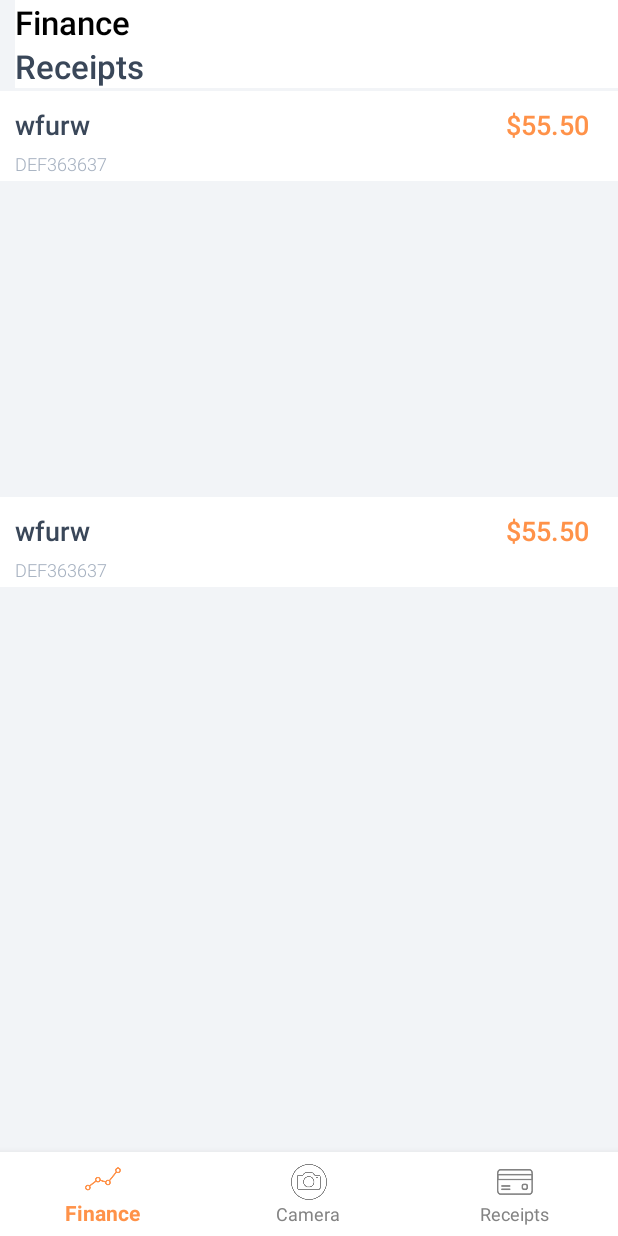
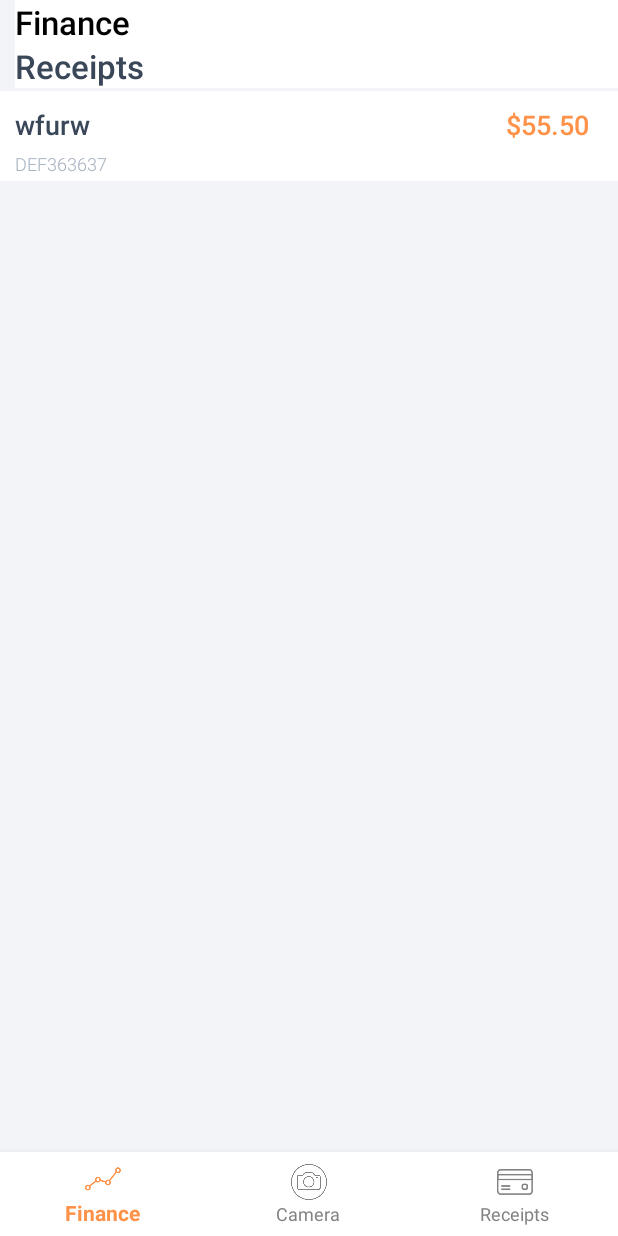
Before and after one commit to omnifarter/DigitalReceipts, an Android app: the fragment receiptFragment placed in its activity, on a phone screen of 412 x 824 dp. Run offline under Robolectric (Android 15) with nearby library versions, the phone set to English and light mode, and no system bars; our stand-ins replace Room's generated code; libraries missing offline, so code that uses them is left out: com.razerdp.widget; plain views replace AnimatedPieView; 11 statements that could not run were skipped.

```diff
--- a/app/src/main/java/com/example/digitalreceipts/Billsplit/ItemRecycleAdapter.java
+++ b/app/src/main/java/com/example/digitalreceipts/Billsplit/ItemRecycleAdapter.java
@@ -54,7 +54,6 @@ public class ItemRecycleAdapter extends RecyclerView.Adapter<ItemRecycleAdapter.
             @Override
             public void valueChanged(int value, ActionEnum action) {
                 holder.itemnumber.setText(Integer.toString(value));
-                Toast.makeText(context, name.get(position_name), Toast.LENGTH_LONG).show();
                 item_quantity.put(listofNames.get(position).getItemName(),value);
                 System.out.println(item_quantity.toString());
             }
--- a/app/src/main/java/com/example/digitalreceipts/Contacts/ContactsActivity.java
+++ b/app/src/main/java/com/example/digitalreceipts/Contacts/ContactsActivity.java
@@ -41,6 +41,7 @@ public class ContactsActivity extends AppCompatActivity {
     protected void onCreate(Bundle savedInstanceState) {
         names = new ArrayList<>();
         names.add("Myself");
+        numbers.add("my number");
         super.onCreate(savedInstanceState);
         setContentView(R.layout.activity_contacts);
         l1 = findViewById(R.id.list_of_contacts);
--- /dev/null
+++ b/app/src/main/java/com/example/digitalreceipts/Finance/FinanceAdapter.java
@@ -0,0 +1,100 @@
+package com.example.digitalreceipts.Finance;
+
+import android.annotation.SuppressLint;
+import android.view.LayoutInflater;
+import android.view.View;
+import android.view.ViewGroup;
+import android.widget.TextView;
+
+import androidx.annotation.NonNull;
+import androidx.cardview.widget.CardView;
+import androidx.recyclerview.widget.RecyclerView;
+
+import com.example.digitalreceipts.MainActivity.ReceiptsRoom;
+import com.example.digitalreceipts.R;
+
+import java.util.ArrayList;
+import java.util.List;
+
+public class FinanceAdapter extends RecyclerView.Adapter<FinanceAdapter.ReceiptHolder> {
+    private List<ReceiptsRoom> receipts = new ArrayList<>();
+    private OnItemClickListener listener;
+
+    @NonNull
+    @Override
+    public ReceiptHolder onCreateViewHolder(@NonNull ViewGroup parent, int viewType) {
+        View itemView = LayoutInflater.from(parent.getContext())
+                .inflate(R.layout.receipt_item, parent, false);
+        return new ReceiptHolder(itemView);
+    }
+
+    @Override
+    public void onBindViewHolder(@NonNull ReceiptHolder holder, int position) {
+
+        ReceiptsRoom currentReceipt = receipts.get(position);
+        if(currentReceipt.is_splitStatus()) {
+            holder.textreceiptNumber.setText(currentReceipt.get_receiptNumber());
+            holder.textcompany.setText(currentReceipt.get_company());
+            //TODO: GET SPLITTED COST
+            holder.texttotalCost.setText(String.format("$%.2f", currentReceipt.get_totalCost()));
+        }
+        else{
+            holder.rootView.setLayoutParams(holder.params);
+        }
+    }
+
+    @Override
+    public int getItemCount() {
+        return receipts.size();
+    }
+
+    public void setReceipts(List<ReceiptsRoom> receipts) {
+        this.receipts = receipts;
+
+        // TODO: Will be changed to a recyclable method
+        notifyDataSetChanged();
+    }
+    // for the damn list
+    public ReceiptsRoom getReceiptAt(int position)
+    {
+        return receipts.get(position);
+    }
+
+    class ReceiptHolder extends RecyclerView.ViewHolder {
+        private TextView textreceiptNumber;
+        private TextView textcompany;
+        private TextView texttotalCost;
+        public CardView.LayoutParams params;
+        public CardView rootView;
+
+        public ReceiptHolder(@NonNull View itemView) {
+            super(itemView);
+            params = new CardView.LayoutParams(0,0);
+            rootView = itemView.findViewById(R.id.cardview_gone);
+            this.textreceiptNumber = itemView.findViewById(R.id.receipt_id);
+            this.textcompany = itemView.findViewById(R.id.company_info);
+            this.texttotalCost = itemView.findViewById(R.id.total_cost);
+
+            itemView.setOnClickListener(new View.OnClickListener() {
+                @Override
+                public void onClick(View v) {
+                    int position = getAdapterPosition();
+                    if (listener != null && position != -1) {
+                        listener.onItemClick(receipts.get(position));
+                    }
+                }
+            });
+        }
+
+
+    }
+
+    public interface OnItemClickListener {
+        void onItemClick(ReceiptsRoom receipts);
+    }
+
+    public void setOnItemClickListener(OnItemClickListener listener) {
+        this.listener = listener;
+    }
+
+}
--- a/app/src/main/java/com/example/digitalreceipts/Finance/FinanceFragment.java
+++ b/app/src/main/java/com/example/digitalreceipts/Finance/FinanceFragment.java
@@ -77,7 +77,7 @@ public class FinanceFragment extends Fragment {
         recyclerViewReceipts.setLayoutManager(new LinearLayoutManager(getContext()));
         recyclerViewReceipts.setHasFixedSize(true);
 
-        final ReceiptAdapter adapter = new ReceiptAdapter();
+        final FinanceAdapter adapter = new FinanceAdapter();
         recyclerViewReceipts.setAdapter(adapter);
 
         // create the object since receiptManager extends from viewmodel
@@ -111,16 +111,21 @@ public class FinanceFragment extends Fragment {
         pieAllData.put("transport",0.0);
         pieAllData.put("misc",0.0);
         for(ReceiptsRoom pieReceiptRoom: pieReceiptRoomList){
-            double receiptCost = pieReceiptRoom.get_totalCost();
-            String expenseType;
-            String tempType = pieReceiptRoom.get_expenseType();
-            switch(tempType) {
-                case "food": expenseType = "food";
-                case "transport": expenseType = "transport";
-                default: expenseType = "misc";
+            if (pieReceiptRoom.is_splitStatus()) {
+                double receiptCost = pieReceiptRoom.get_totalCost();
+                String expenseType;
+                String tempType = pieReceiptRoom.get_expenseType();
+                switch (tempType) {
+                    case "food":
+                        expenseType = "food";
+                    case "transport":
+                        expenseType = "transport";
+                    default:
+                        expenseType = "misc";
+                }
+                pieAllData.put(expenseType, receiptCost + pieAllData.get(expenseType));
+                Log.i("hihi", String.valueOf(pieAllData.get(expenseType)));
             }
-            pieAllData.put(expenseType,receiptCost + pieAllData.get(expenseType));
-            Log.i("hihi",String.valueOf(pieAllData.get(expenseType)));
         }
 
         config.addData(new SimplePieInfo(pieAllData.get("food"),getResources().getColor(R.color.design_default_color_primary_dark),"food"));
@@ -134,7 +139,7 @@ public class FinanceFragment extends Fragment {
         animatedPieView.start();
 
         // This handles click on the cards
-        adapter.setOnItemClickListener(new ReceiptAdapter.OnItemClickListener() {
+        adapter.setOnItemClickListener(new FinanceAdapter.OnItemClickListener() {
             @RequiresApi(api = Build.VERSION_CODES.KITKAT)
             @Override
             // Hands over only the array. Nothing else
--- a/app/src/main/java/com/example/digitalreceipts/MainActivity/receiptFragment.java
+++ b/app/src/main/java/com/example/digitalreceipts/MainActivity/receiptFragment.java
@@ -123,7 +123,10 @@ public class receiptFragment extends Fragment {
                     public void onClick(View view) {
 
                         // TODO modify this to update database of values.
-                        Toast.makeText(getContext(), "receiptFragment is added", Toast.LENGTH_LONG).show();
+                        receipts.set_splitStatus(true);
+                        receiptsManager.update(receipts);
+                        adapter.notifyDataSetChanged();
+                        Toast.makeText(getContext(), "Added to finance!", Toast.LENGTH_SHORT).show();
 
                     }
                 });
--- a/app/src/main/res/layout/receipt_item.xml
+++ b/app/src/main/res/layout/receipt_item.xml
@@ -1,6 +1,7 @@
 <?xml version="1.0" encoding="utf-8"?>
 <androidx.cardview.widget.CardView xmlns:android="http://schemas.android.com/apk/res/android"
     xmlns:app="http://schemas.android.com/apk/res-auto"
+    android:id="@+id/cardview_gone"
     android:layout_width="match_parent"
     android:layout_height="60dp"
     android:layout_marginTop="2dp"
@@ -12,7 +13,6 @@
 
 
     <TextView
-        android:textStyle="bold"
         android:id="@+id/total_cost"
         android:layout_width="wrap_content"
         android:layout_height="wrap_content"
@@ -23,7 +23,8 @@
         android:fontFamily="sans-serif-light"
         android:text="@string/total_cost"
         android:textColor="@color/colorPrimary"
-        android:textSize="18sp" />
+        android:textSize="18sp"
+        android:textStyle="bold" />
 
     <TextView
         android:id="@+id/receipt_id"
@@ -37,7 +38,6 @@
         android:textSize="12sp" />
 
     <TextView
-        android:textStyle="bold"
         android:id="@+id/company_info"
         android:layout_width="wrap_content"
         android:layout_height="wrap_content"
@@ -46,7 +46,8 @@
         android:maxLines="1"
         android:text="@string/company_info"
         android:textColor="@color/text_primary"
-        android:textSize="18sp" />
+        android:textSize="18sp"
+        android:textStyle="bold" />
 
 
 </androidx.cardview.widget.CardView>
```
